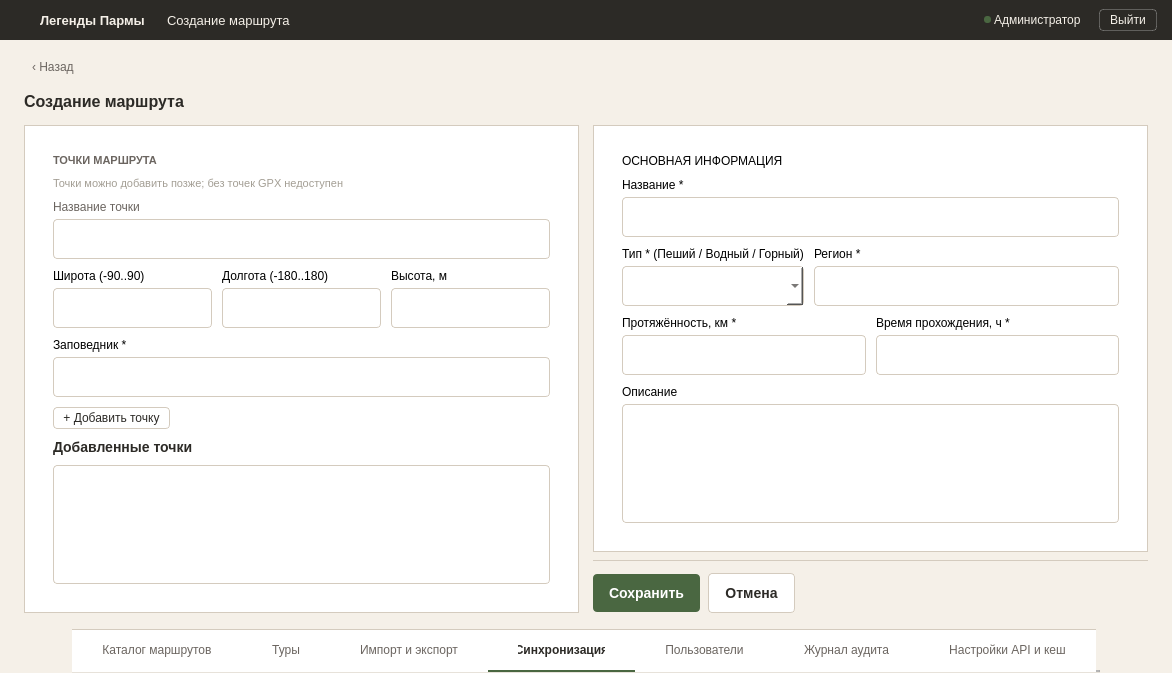
The window that ui/create_route_window.ui (nikolas-po/legends_parma) describes before a commit, drawn with Qt 5.
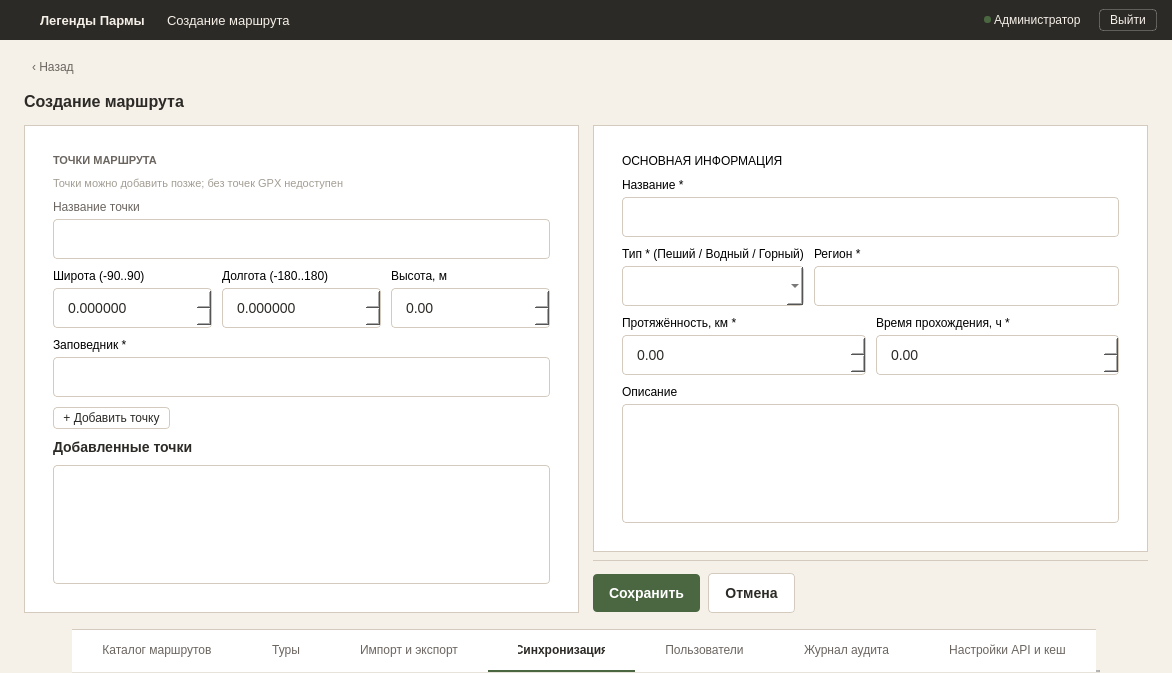
The same window after the commit. Icons and pictures are not drawn.

```diff
--- a/ui/create_route_window.ui
+++ b/ui/create_route_window.ui
@@ -88,7 +88,7 @@
     color: #2C2A26;
 }
 
-QLineEdit, QTextEdit, QComboBox {
+QLineEdit, QTextEdit, QComboBox, QDoubleSpinBox {
     padding: 10px 12px;
     font-size: 14px;
     border-radius: 4px;
@@ -457,7 +457,17 @@
                  </widget>
                 </item>
                 <item>
-                 <widget class="QLineEdit" name="input_lat"/>
+                 <widget class="QDoubleSpinBox" name="input_lat">
+                  <property name="decimals">
+                   <number>6</number>
+                  </property>
+                  <property name="minimum">
+                   <double>-90.000000000000000</double>
+                  </property>
+                  <property name="maximum">
+                   <double>90.000000000000000</double>
+                  </property>
+                 </widget>
                 </item>
                </layout>
               </item>
@@ -474,7 +484,17 @@
                  </widget>
                 </item>
                 <item>
-                 <widget class="QLineEdit" name="input_lon"/>
+                 <widget class="QDoubleSpinBox" name="input_lon">
+                  <property name="decimals">
+                   <number>6</number>
+                  </property>
+                  <property name="minimum">
+                   <double>-180.000000000000000</double>
+                  </property>
+                  <property name="maximum">
+                   <double>180.000000000000000</double>
+                  </property>
+                 </widget>
                 </item>
                </layout>
               </item>
@@ -491,7 +511,11 @@
                  </widget>
                 </item>
                 <item>
-                 <widget class="QLineEdit" name="input_alt"/>
+                 <widget class="QDoubleSpinBox" name="input_alt">
+                  <property name="maximum">
+                   <double>99999.000000000000000</double>
+                  </property>
+                 </widget>
                 </item>
                </layout>
               </item>
@@ -687,7 +711,11 @@
                     </widget>
                    </item>
                    <item>
-                    <widget class="QLineEdit" name="input_length"/>
+                    <widget class="QDoubleSpinBox" name="input_length">
+                     <property name="maximum">
+                      <double>99999.000000000000000</double>
+                     </property>
+                    </widget>
                    </item>
                   </layout>
                  </item>
@@ -704,7 +732,11 @@
                     </widget>
                    </item>
                    <item>
-                    <widget class="QLineEdit" name="input_time"/>
+                    <widget class="QDoubleSpinBox" name="input_time">
+                     <property name="maximum">
+                      <double>99999.000000000000000</double>
+                     </property>
+                    </widget>
                    </item>
                   </layout>
                  </item>
```
Left out of the diff: 4 changed lines with no effect on the pictures.
